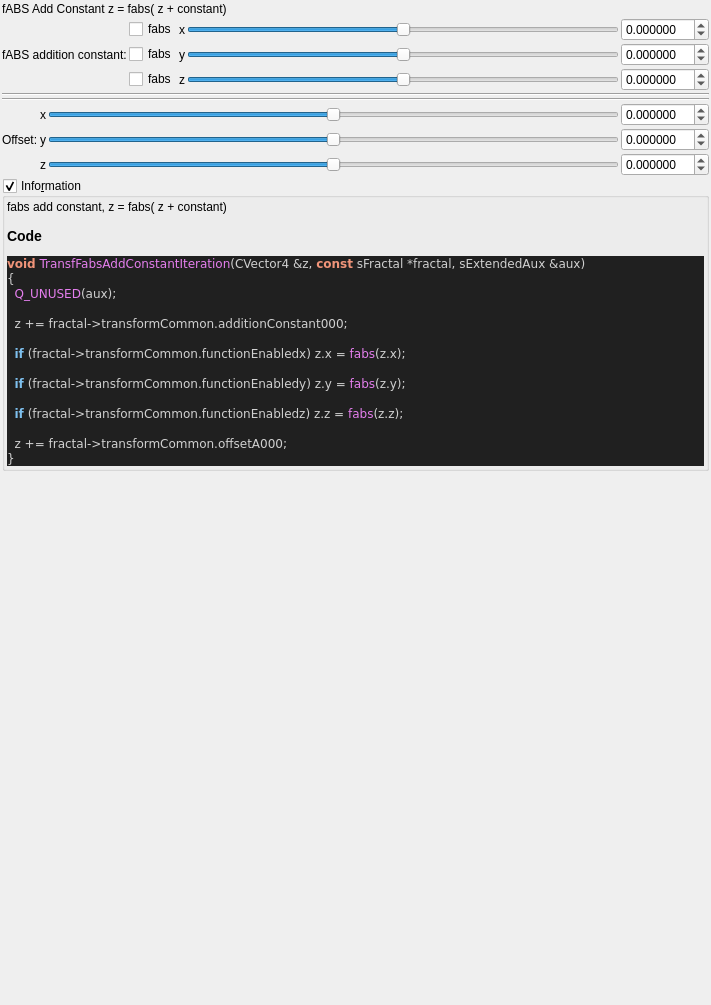
Old version of the form mandelbulber2/formula/ui/fractal_transf_fabs_add_constant.ui in the repository buddhi1980/mandelbulber2.
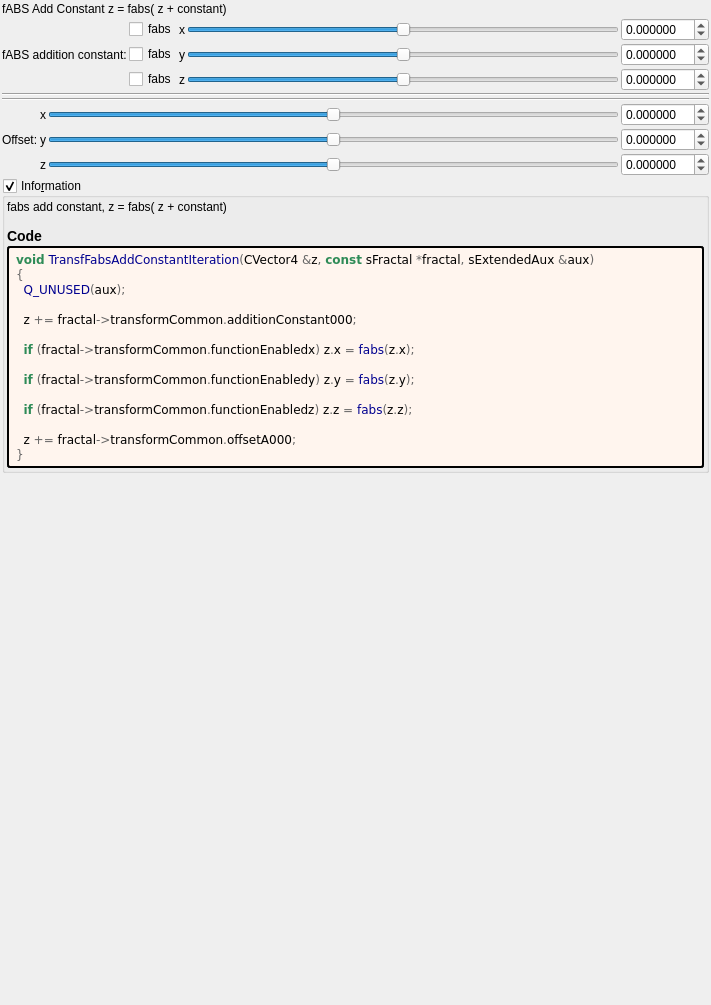
New version of the form. Custom widgets are drawn as their Qt base class.

Diff of the .ui file:
```diff
--- a/mandelbulber2/formula/ui/fractal_transf_fabs_add_constant.ui
+++ b/mandelbulber2/formula/ui/fractal_transf_fabs_add_constant.ui
@@ -493,26 +493,41 @@
        <number>2</number>
       </property>
       <item>
-       <widget class="QLabel" name="label_code_content">
+	   <widget class="QLabel" name="label_information_general">
         <property name="text">
          <string notr="true">&lt;p&gt;fabs add  constant,  z = fabs( z + constant)&lt;/p&gt;&lt;table&gt;
 &lt;/table&gt;
-&lt;h3&gt;Code&lt;/h3&gt;
-&lt;body style=&quot;background-color:#202020&quot;&gt;
-&lt;pre style=&quot;color:#d0d0d0; background-color:#202020;  font-family:'Courier New',monospace;&quot;&gt;&lt;span style=&quot;color:#f09479; font-weight:bold&quot;&gt;void&lt;/span&gt; &lt;span style=&quot;color:#e47eed&quot;&gt;TransfFabsAddConstantIteration&lt;/span&gt;&lt;span style=&quot;color:#d0d0d0&quot;&gt;(&lt;/span&gt;CVector4 &lt;span style=&quot;color:#d0d0d0&quot;&gt;&amp;amp;&lt;/span&gt;z&lt;span style=&quot;color:#d0d0d0&quot;&gt;,&lt;/span&gt; &lt;span style=&quot;color:#f09479; font-weight:bold&quot;&gt;const&lt;/span&gt; sFractal &lt;span style=&quot;color:#d0d0d0&quot;&gt;*&lt;/span&gt;fractal&lt;span style=&quot;color:#d0d0d0&quot;&gt;,&lt;/span&gt; sExtendedAux &lt;span style=&quot;color:#d0d0d0&quot;&gt;&amp;amp;&lt;/span&gt;aux&lt;span style=&quot;color:#d0d0d0&quot;&gt;)&lt;/span&gt;
-&lt;span style=&quot;color:#d0d0d0&quot;&gt;{&lt;/span&gt;
-  &lt;span style=&quot;color:#e47eed&quot;&gt;Q_UNUSED&lt;/span&gt;&lt;span style=&quot;color:#d0d0d0&quot;&gt;(&lt;/span&gt;aux&lt;span style=&quot;color:#d0d0d0&quot;&gt;);&lt;/span&gt;
+&lt;h3&gt;Code&lt;/h3&gt;</string>
+		</property>
+		<property name="wordWrap">
+		 <bool>true</bool>
+		</property>
+		<property name="openExternalLinks">
+		 <bool>true</bool>
+		</property>
+		<property name="textInteractionFlags">
+		 <set>Qt::LinksAccessibleByMouse|Qt::TextSelectableByMouse</set>
+		</property>
+		</widget>
+	   </item>
+	   <item>
+	    <widget class="QLabel" name="label_code_content">
+		 <property name="text">
+		  <string notr="true">&lt;body style=&quot;background-color:#fff5ee&quot;&gt;
+&lt;pre style=&quot;color:#000000; background-color:#fff5ee;  font-family:'Courier New',monospace;&quot;&gt;&lt;span style=&quot;color:#2e8b57; font-weight:bold&quot;&gt;void&lt;/span&gt; &lt;span style=&quot;color:#00008f&quot;&gt;TransfFabsAddConstantIteration&lt;/span&gt;&lt;span style=&quot;color:#676767&quot;&gt;(&lt;/span&gt;CVector4 &lt;span style=&quot;color:#676767&quot;&gt;&amp;amp;&lt;/span&gt;z&lt;span style=&quot;color:#676767&quot;&gt;,&lt;/span&gt; &lt;span style=&quot;color:#2e8b57; font-weight:bold&quot;&gt;const&lt;/span&gt; sFractal &lt;span style=&quot;color:#676767&quot;&gt;*&lt;/span&gt;fractal&lt;span style=&quot;color:#676767&quot;&gt;,&lt;/span&gt; sExtendedAux &lt;span style=&quot;color:#676767&quot;&gt;&amp;amp;&lt;/span&gt;aux&lt;span style=&quot;color:#676767&quot;&gt;)&lt;/span&gt;
+&lt;span style=&quot;color:#676767&quot;&gt;{&lt;/span&gt;
+  &lt;span style=&quot;color:#00008f&quot;&gt;Q_UNUSED&lt;/span&gt;&lt;span style=&quot;color:#676767&quot;&gt;(&lt;/span&gt;aux&lt;span style=&quot;color:#676767&quot;&gt;);&lt;/span&gt;
 
-  z &lt;span style=&quot;color:#d0d0d0&quot;&gt;+=&lt;/span&gt; fractal&lt;span style=&quot;color:#d0d0d0&quot;&gt;-&amp;gt;&lt;/span&gt;transformCommon&lt;span style=&quot;color:#d0d0d0&quot;&gt;.&lt;/span&gt;additionConstant000&lt;span style=&quot;color:#d0d0d0&quot;&gt;;&lt;/span&gt;
+  z &lt;span style=&quot;color:#676767&quot;&gt;+=&lt;/span&gt; fractal&lt;span style=&quot;color:#676767&quot;&gt;-&amp;gt;&lt;/span&gt;transformCommon&lt;span style=&quot;color:#676767&quot;&gt;.&lt;/span&gt;additionConstant000&lt;span style=&quot;color:#676767&quot;&gt;;&lt;/span&gt;
 
-  &lt;span style=&quot;color:#7ec0ee; font-weight:bold&quot;&gt;if&lt;/span&gt; &lt;span style=&quot;color:#d0d0d0&quot;&gt;(&lt;/span&gt;fractal&lt;span style=&quot;color:#d0d0d0&quot;&gt;-&amp;gt;&lt;/span&gt;transformCommon&lt;span style=&quot;color:#d0d0d0&quot;&gt;.&lt;/span&gt;functionEnabledx&lt;span style=&quot;color:#d0d0d0&quot;&gt;)&lt;/span&gt; z&lt;span style=&quot;color:#d0d0d0&quot;&gt;.&lt;/span&gt;x &lt;span style=&quot;color:#d0d0d0&quot;&gt;=&lt;/span&gt; &lt;span style=&quot;color:#e47eed&quot;&gt;fabs&lt;/span&gt;&lt;span style=&quot;color:#d0d0d0&quot;&gt;(&lt;/span&gt;z&lt;span style=&quot;color:#d0d0d0&quot;&gt;.&lt;/span&gt;x&lt;span style=&quot;color:#d0d0d0&quot;&gt;);&lt;/span&gt;
+  &lt;span style=&quot;color:#2e8b57; font-weight:bold&quot;&gt;if&lt;/span&gt; &lt;span style=&quot;color:#676767&quot;&gt;(&lt;/span&gt;fractal&lt;span style=&quot;color:#676767&quot;&gt;-&amp;gt;&lt;/span&gt;transformCommon&lt;span style=&quot;color:#676767&quot;&gt;.&lt;/span&gt;functionEnabledx&lt;span style=&quot;color:#676767&quot;&gt;)&lt;/span&gt; z&lt;span style=&quot;color:#676767&quot;&gt;.&lt;/span&gt;x &lt;span style=&quot;color:#676767&quot;&gt;=&lt;/span&gt; &lt;span style=&quot;color:#00008f&quot;&gt;fabs&lt;/span&gt;&lt;span style=&quot;color:#676767&quot;&gt;(&lt;/span&gt;z&lt;span style=&quot;color:#676767&quot;&gt;.&lt;/span&gt;x&lt;span style=&quot;color:#676767&quot;&gt;);&lt;/span&gt;
 
-  &lt;span style=&quot;color:#7ec0ee; font-weight:bold&quot;&gt;if&lt;/span&gt; &lt;span style=&quot;color:#d0d0d0&quot;&gt;(&lt;/span&gt;fractal&lt;span style=&quot;color:#d0d0d0&quot;&gt;-&amp;gt;&lt;/span&gt;transformCommon&lt;span style=&quot;color:#d0d0d0&quot;&gt;.&lt;/span&gt;functionEnabledy&lt;span style=&quot;color:#d0d0d0&quot;&gt;)&lt;/span&gt; z&lt;span style=&quot;color:#d0d0d0&quot;&gt;.&lt;/span&gt;y &lt;span style=&quot;color:#d0d0d0&quot;&gt;=&lt;/span&gt; &lt;span style=&quot;color:#e47eed&quot;&gt;fabs&lt;/span&gt;&lt;span style=&quot;color:#d0d0d0&quot;&gt;(&lt;/span&gt;z&lt;span style=&quot;color:#d0d0d0&quot;&gt;.&lt;/span&gt;y&lt;span style=&quot;color:#d0d0d0&quot;&gt;);&lt;/span&gt;
+  &lt;span style=&quot;color:#2e8b57; font-weight:bold&quot;&gt;if&lt;/span&gt; &lt;span style=&quot;color:#676767&quot;&gt;(&lt;/span&gt;fractal&lt;span style=&quot;color:#676767&quot;&gt;-&amp;gt;&lt;/span&gt;transformCommon&lt;span style=&quot;color:#676767&quot;&gt;.&lt;/span&gt;functionEnabledy&lt;span style=&quot;color:#676767&quot;&gt;)&lt;/span&gt; z&lt;span style=&quot;color:#676767&quot;&gt;.&lt;/span&gt;y &lt;span style=&quot;color:#676767&quot;&gt;=&lt;/span&gt; &lt;span style=&quot;color:#00008f&quot;&gt;fabs&lt;/span&gt;&lt;span style=&quot;color:#676767&quot;&gt;(&lt;/span&gt;z&lt;span style=&quot;color:#676767&quot;&gt;.&lt;/span&gt;y&lt;span style=&quot;color:#676767&quot;&gt;);&lt;/span&gt;
 
-  &lt;span style=&quot;color:#7ec0ee; font-weight:bold&quot;&gt;if&lt;/span&gt; &lt;span style=&quot;color:#d0d0d0&quot;&gt;(&lt;/span&gt;fractal&lt;span style=&quot;color:#d0d0d0&quot;&gt;-&amp;gt;&lt;/span&gt;transformCommon&lt;span style=&quot;color:#d0d0d0&quot;&gt;.&lt;/span&gt;functionEnabledz&lt;span style=&quot;color:#d0d0d0&quot;&gt;)&lt;/span&gt; z&lt;span style=&quot;color:#d0d0d0&quot;&gt;.&lt;/span&gt;z &lt;span style=&quot;color:#d0d0d0&quot;&gt;=&lt;/span&gt; &lt;span style=&quot;color:#e47eed&quot;&gt;fabs&lt;/span&gt;&lt;span style=&quot;color:#d0d0d0&quot;&gt;(&lt;/span&gt;z&lt;span style=&quot;color:#d0d0d0&quot;&gt;.&lt;/span&gt;z&lt;span style=&quot;color:#d0d0d0&quot;&gt;);&lt;/span&gt;
+  &lt;span style=&quot;color:#2e8b57; font-weight:bold&quot;&gt;if&lt;/span&gt; &lt;span style=&quot;color:#676767&quot;&gt;(&lt;/span&gt;fractal&lt;span style=&quot;color:#676767&quot;&gt;-&amp;gt;&lt;/span&gt;transformCommon&lt;span style=&quot;color:#676767&quot;&gt;.&lt;/span&gt;functionEnabledz&lt;span style=&quot;color:#676767&quot;&gt;)&lt;/span&gt; z&lt;span style=&quot;color:#676767&quot;&gt;.&lt;/span&gt;z &lt;span style=&quot;color:#676767&quot;&gt;=&lt;/span&gt; &lt;span style=&quot;color:#00008f&quot;&gt;fabs&lt;/span&gt;&lt;span style=&quot;color:#676767&quot;&gt;(&lt;/span&gt;z&lt;span style=&quot;color:#676767&quot;&gt;.&lt;/span&gt;z&lt;span style=&quot;color:#676767&quot;&gt;);&lt;/span&gt;
 
-  z &lt;span style=&quot;color:#d0d0d0&quot;&gt;+=&lt;/span&gt; fractal&lt;span style=&quot;color:#d0d0d0&quot;&gt;-&amp;gt;&lt;/span&gt;transformCommon&lt;span style=&quot;color:#d0d0d0&quot;&gt;.&lt;/span&gt;offsetA000&lt;span style=&quot;color:#d0d0d0&quot;&gt;;&lt;/span&gt;
-&lt;span style=&quot;color:#d0d0d0&quot;&gt;}&lt;/span&gt;
+  z &lt;span style=&quot;color:#676767&quot;&gt;+=&lt;/span&gt; fractal&lt;span style=&quot;color:#676767&quot;&gt;-&amp;gt;&lt;/span&gt;transformCommon&lt;span style=&quot;color:#676767&quot;&gt;.&lt;/span&gt;offsetA000&lt;span style=&quot;color:#676767&quot;&gt;;&lt;/span&gt;
+&lt;span style=&quot;color:#676767&quot;&gt;}&lt;/span&gt;
 &lt;/pre&gt;
 &lt;/body&gt;</string>
         </property>
@@ -525,6 +540,9 @@
         <property name="textInteractionFlags">
          <set>Qt::LinksAccessibleByMouse|Qt::TextSelectableByMouse</set>
         </property>
+		 <property name="styleSheet">
+		  <string notr="true">border-style: outset; border-width: 2px; border-radius: 3px; border-color: black; background-color: #fff5ee; padding: 4px;</string>
+		  </property>
        </widget>
       </item>
      </layout>
```
Lines whose indentation alone changed are shown as unchanged.
